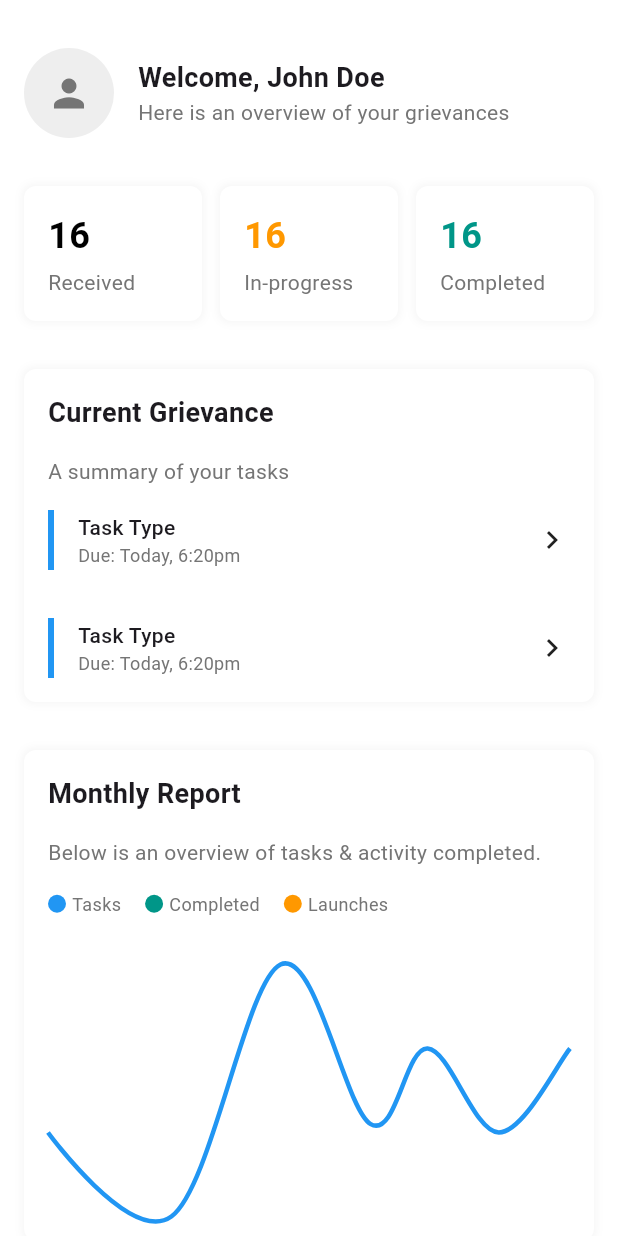
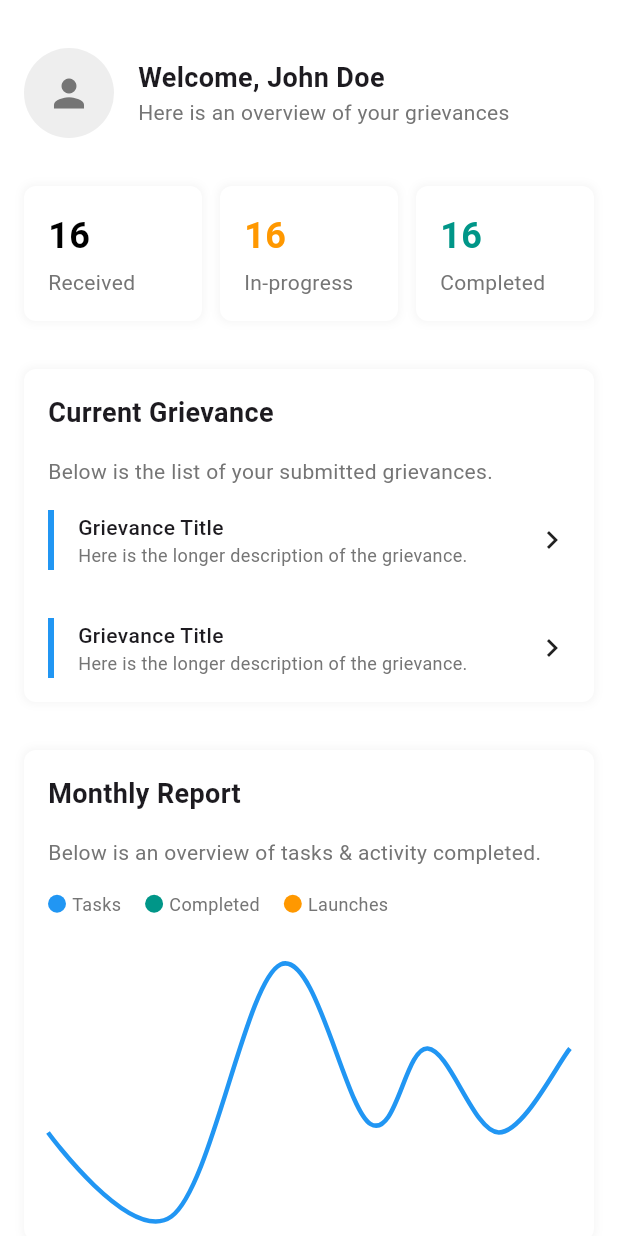
Before and after one commit to yxiang921/grievance-management-mobile, a Flutter app: the HomePage screen opened directly, on a phone screen of 412 x 824 dp. Run offline on Flutter 3.47's test engine with Material 3 defaults, Android fonts, the phone set to English and light mode, and no system bars; drawn by our look-alikes of fl_chart; our stand-ins replace flutter_secure_storage, image_picker; accounts and stored records are empty; Roboto replaces fonts that are missing (SF Pro Display).

Commit message:
Feat: basic auth and grievance fetching

```diff
--- a/lib/screens/home_screen.dart
+++ b/lib/screens/home_screen.dart
@@ -51,7 +51,7 @@ class _HomePageState extends State<HomePage> {
     );
   }
 
-  Widget _buildTaskItem(BuildContext context) {
+  Widget _buildGrievanceItem(BuildContext context) {
     return GestureDetector(
       onTap: () {
         Navigator.push(context,
@@ -72,13 +72,13 @@ class _HomePageState extends State<HomePage> {
                 crossAxisAlignment: CrossAxisAlignment.start,
                 children: [
                   Text(
-                    'Task Type',
+                    'Grievance Title',
                     style: TextStyle(
                       fontWeight: FontWeight.w500,
                     ),
                   ),
                   Text(
-                    'Due: Today, 6:20pm',
+                    'Here is the longer description of the grievance.',
                     style: TextStyle(
                       color: Colors.grey[600],
                       fontSize: 12,
@@ -213,15 +213,15 @@ class _HomePageState extends State<HomePage> {
                       Padding(
                         padding: const EdgeInsets.symmetric(horizontal: 16.0),
                         child: Text(
-                          'A summary of your tasks',
+                          'Below is the list of your submitted grievances.',
                           style: TextStyle(
                             color: Colors.grey[600],
                             fontSize: 14,
                           ),
                         ),
                       ),
-                      _buildTaskItem(context),
-                      _buildTaskItem(context),
+                      _buildGrievanceItem(context),
+                      _buildGrievanceItem(context),
                     ],
                   ),
                 ),
--- a/pubspec.yaml
+++ b/pubspec.yaml
@@ -34,6 +34,7 @@ dependencies:
   fl_chart: ^0.69.0
   http: ^1.2.2
   provider: ^6.1.2
+  flutter_secure_storage: ^9.2.2
 
   # The following adds the Cupertino Icons font to your application.
   # Use with the CupertinoIcons class for iOS style icons.
```
Also changed, not shown: lib/api/auth_service.dart (added, +61 -0 lines), lib/helpers/token_storage.dart (added, +17 -0 lines), lib/main.dart (+6 -1 lines), lib/screens/login_screen.dart (+40 -1 lines), pubspec.lock, 5 other files.
